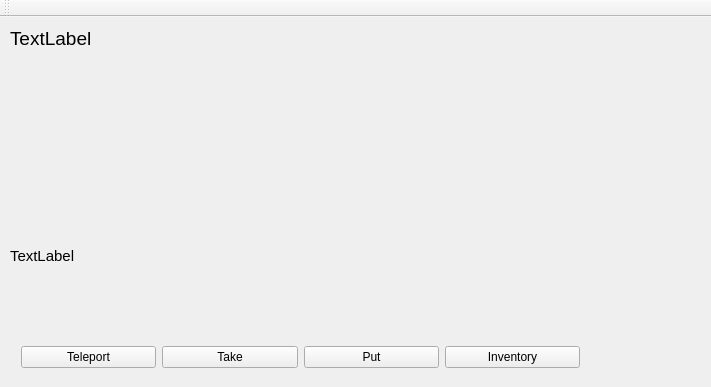
The window that mainwindow.ui (colmlg/ZorkProject) describes before a commit, drawn with Qt 5; both pictures show x 0 to 711 and y 0 to 387 of the 1127 by 539 pixel window.
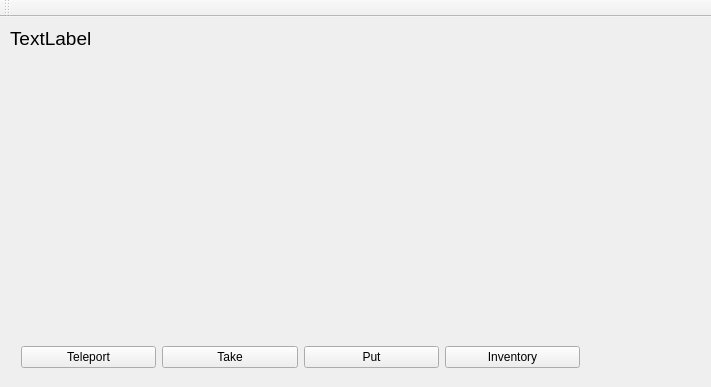
The same window after the commit.

Commit message: Display characters inventory with images

Patch:
```diff
--- a/mainwindow.ui
+++ b/mainwindow.ui
@@ -156,32 +156,11 @@
      </item>
     </layout>
    </widget>
-   <widget class="QLabel" name="inventoryLabel">
-    <property name="geometry">
-     <rect>
-      <x>10</x>
-      <y>230</y>
-      <width>481</width>
-      <height>61</height>
-     </rect>
-    </property>
-    <property name="font">
-     <font>
-      <pointsize>11</pointsize>
-     </font>
-    </property>
-    <property name="text">
-     <string>TextLabel</string>
-    </property>
-    <property name="alignment">
-     <set>Qt::AlignLeading|Qt::AlignLeft|Qt::AlignTop</set>
-    </property>
-   </widget>
    <widget class="QWidget" name="horizontalLayoutWidget">
     <property name="geometry">
      <rect>
       <x>10</x>
-      <y>130</y>
+      <y>210</y>
       <width>551</width>
       <height>80</height>
      </rect>
```
Left out of the diff: 149 changed lines with no effect on the pictures. The commit also changes 7 other files.
